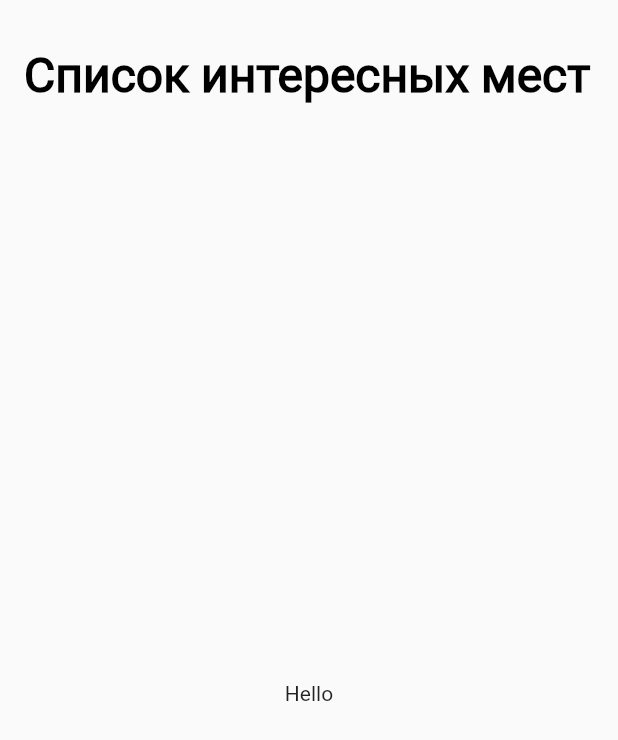
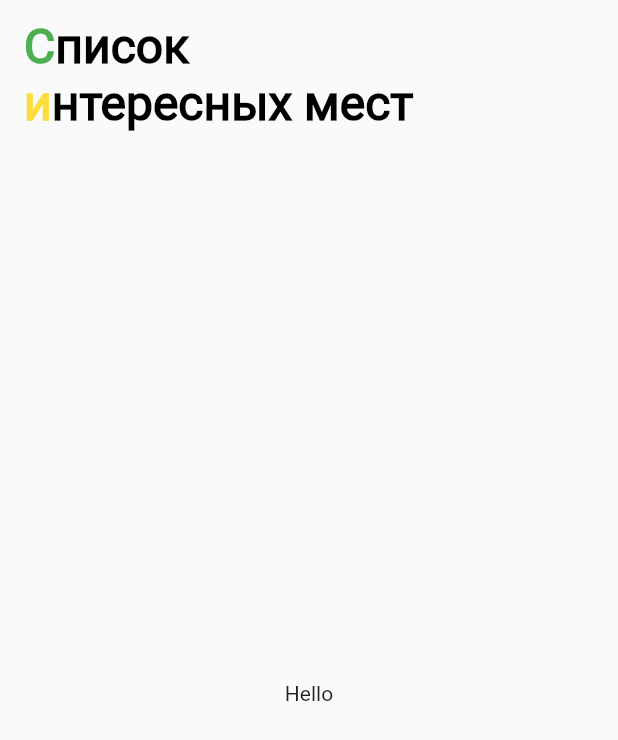
Before and after one commit to projectfebr/surf-flutter-course-bolotov, a Flutter app: the screen it shows after launch, on a phone screen of 412 x 824 dp. Shown: the top 740 px of the screen. Run offline on Flutter 3.47's test engine with Material 2 defaults, Android fonts, the phone set to English and light mode, and no system bars.

Commit message:
RichText

```diff
--- a/lib/ui/screen/sight_list_screen.dart
+++ b/lib/ui/screen/sight_list_screen.dart
@@ -19,17 +19,41 @@ class _SightListScreenState extends State<SightListScreen> {
         backgroundColor: Theme.of(context).scaffoldBackgroundColor,
         // 3)Задайте высоту аппбара так, чтобы текст не вылезал за края виджета
         toolbarHeight: 100,
-        title: const Text(
-          'Список интересных мест',
-          maxLines: 2,
-          textAlign: TextAlign.start,
-          style: TextStyle(
-            fontFamily: 'Roboto',
-            color: Colors.black,
-            fontWeight: FontWeight.bold,
-            fontSize: 32,
+        centerTitle: false,
+        title: RichText(
+          text: const TextSpan(
+            style: TextStyle(
+              fontFamily: 'Roboto',
+              color: Colors.black,
+              fontWeight: FontWeight.bold,
+              fontSize: 32,
+            ),
+            children: [
+              TextSpan(children: [
+                TextSpan(
+                    text: 'C',
+                    style: TextStyle(color: Color.fromRGBO(76, 175, 80, 1.0))),
+                TextSpan(text: 'писок\n'),
+              ]),
+              TextSpan(children: [
+                TextSpan(
+                    text: 'и',
+                    style: TextStyle(color: Color.fromRGBO(252, 221, 61, 1.0))),
+                TextSpan(text: 'нтересных мест'),
+              ]),
+            ],
           ),
         ),
+        // const Text(
+        //   'Список интересных мест',
+        //   maxLines: 2,
+        //   textAlign: TextAlign.start,
+        //   style: TextStyle(
+        //     fontFamily: 'Roboto',
+        //     color: Colors.black,
+        //     fontWeight: FontWeight.bold,
+        //     fontSize: 32,
+        //   ),
       ),
       body: const Center(
         child: Text('Hello'),
```
